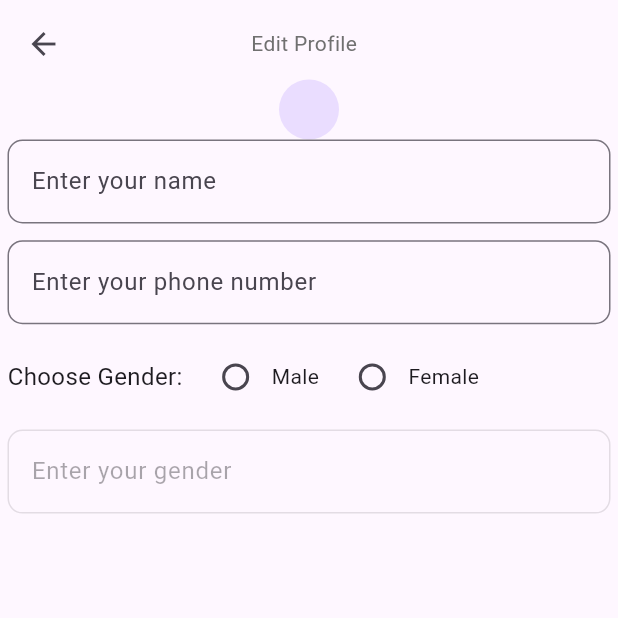
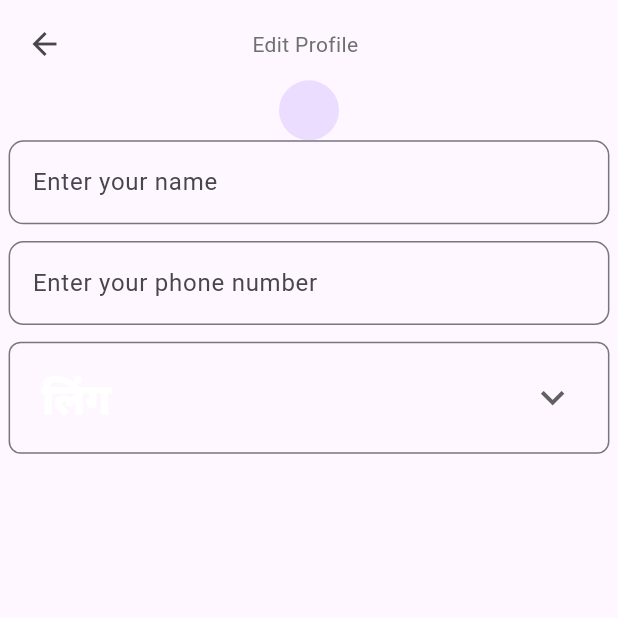
Before and after one commit to JalindarJagtap/Baliraja-app, a Flutter app: the EditProfileScreen screen opened by its route, on a phone screen of 412 x 824 dp, the top half of it. Run offline on Flutter 3.47's test engine with Material 3 defaults, Android fonts, the phone set to English and light mode, and no system bars; our stand-ins replace flutter_screenutil, go_router, google_fonts.

Commit message:
upload project

```diff
--- a/lib/presentatioin/edit_profile_screen/edit_profile_screen.dart
+++ b/lib/presentatioin/edit_profile_screen/edit_profile_screen.dart
@@ -1,29 +1,30 @@
 import 'package:baliraja/constants/app_colors.dart';
 import 'package:baliraja/constants/app_string.dart';
-import 'package:baliraja/widgets/textform_field_widget.dart';
+import 'package:baliraja/widgets/dropdown_button.dart';
 import 'package:flutter/material.dart';
 import 'package:flutter_screenutil/flutter_screenutil.dart';
-
 class EditProfileScreen extends StatefulWidget {
   const EditProfileScreen({Key? key}) : super(key: key);
-
   @override
   State<EditProfileScreen> createState() => _EditProfileScreenState();
 }
-
+List<String> cowname = [
+  "लिंग ",
+  "पुरुष ",
+  "महिला",
+];
 class _EditProfileScreenState extends State<EditProfileScreen> {
-  String? selectedGender; // Declare selectedGender variable
-
+  String? dropdownValue = "लिंग ";
   @override
   Widget build(BuildContext context) {
     return Scaffold(
       body: SafeArea(
         child: Padding(
-          padding: const EdgeInsets.symmetric(horizontal: 5, vertical: 5),
+          padding: EdgeInsets.symmetric(horizontal: 5.w, vertical: 5.h),
           child: Column(
             children: [
               _customheaderRow(context),
-              CircleAvatar(),
+              const CircleAvatar(),
               _customtextfield(context),
             ],
           ),
@@ -31,11 +32,13 @@ class _EditProfileScreenState extends State<EditProfileScreen> {
       ),
     );
   }
-
-  _customheaderRow(BuildContext context) {
+ _customheaderRow(BuildContext context) {
     return Row(
       children: [
-        IconButton(onPressed: () {}, icon: const Icon(Icons.arrow_back)),
+        IconButton(
+          onPressed: () {},
+          icon: const Icon(Icons.arrow_back),
+        ),
         SizedBox(width: 100.w),
         const Text(
           AppStrings.editProfile,
@@ -44,14 +47,15 @@ class _EditProfileScreenState extends State<EditProfileScreen> {
       ],
     );
   }
-
   _customtextfield(BuildContext context) {
     return Column(
       children: [
         TextField(
           decoration: InputDecoration(
             hintText: "Enter your name",
-            border: OutlineInputBorder(borderRadius: BorderRadius.circular(10)),
+            border: OutlineInputBorder(
+              borderRadius: BorderRadius.circular(10),
+            ),
           ),
         ),
         SizedBox(
@@ -66,46 +70,23 @@ class _EditProfileScreenState extends State<EditProfileScreen> {
         SizedBox(
           height: 10.h,
         ),
-        Row(
-          children: [
-            Text(
-              "Choose Gender:",
-              style: TextStyle(fontSize: 16),
-            ),
-            SizedBox(width: 10.w),
-            Radio(
-              value: "Male",
-              groupValue: selectedGender,
-              onChanged: (value) {
-                setState(() {
-                  selectedGender = value.toString();
-                });
+        CustomDropdownButton(
+          items: [
+            cowname[0],
+            cowname[1],
+            cowname[2],
+          ],
+          selectedValue: dropdownValue,
+          onChanged: (String? newValue) {
+            setState(
+              () {
+                dropdownValue = newValue ?? '';
               },
-            ),
-            Text("Male"),
-            SizedBox(width: 10.w),
-            Radio(
-              value: "Female",
-              groupValue: selectedGender,
-              onChanged: (value) {
-                setState(() {
-                  selectedGender = value.toString();
-                });
-              },
-            ),
-            Text("Female"),
-          ],
+            );
+          },
         ),
         SizedBox(
           height: 10.h,
-        ),
-        TextField(
-          decoration: InputDecoration(
-            hintText: "Enter your gender",
-            border: OutlineInputBorder(borderRadius: BorderRadius.circular(10)),
-          ),
-          enabled: false,
-          controller: TextEditingController(text: selectedGender ?? ""),
         ),
       ],
     );
```
